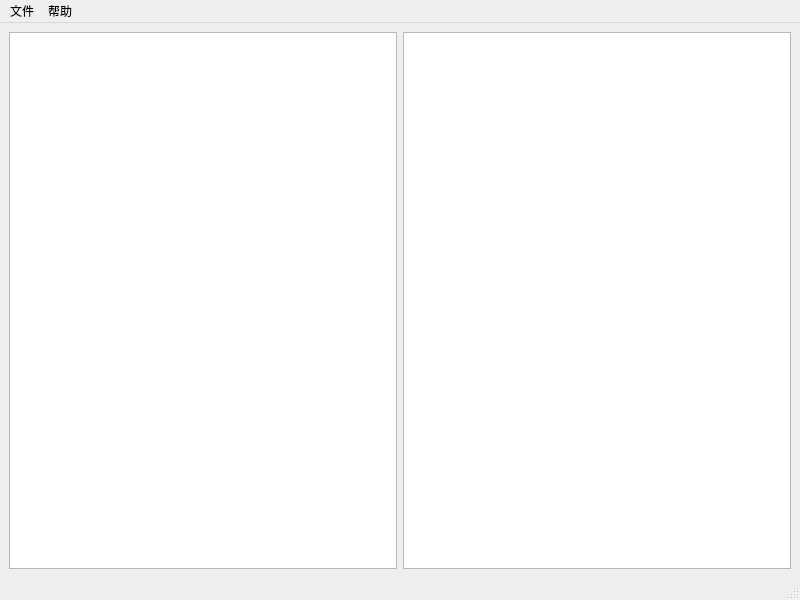
This is mainwindow.ui in Sakurababycat/JMarkDown as Qt 5 draws it before an edit. The edited form follows.
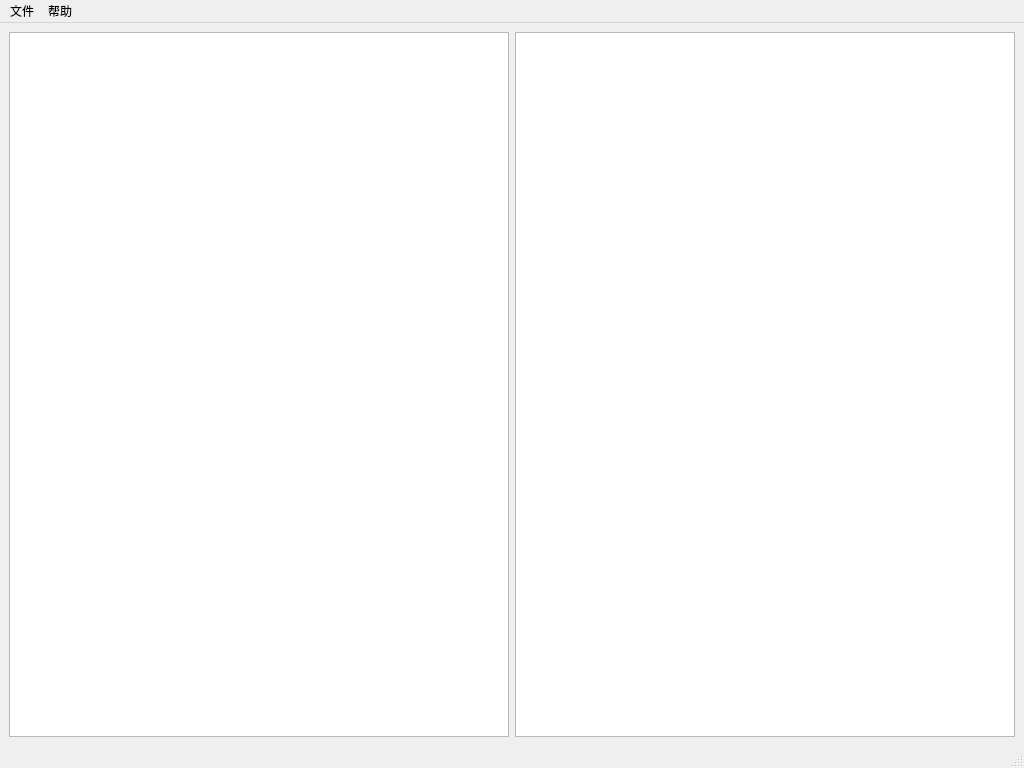
This is the edited form.

```diff
--- a/mainwindow.ui
+++ b/mainwindow.ui
@@ -6,8 +6,8 @@
    <rect>
     <x>0</x>
     <y>0</y>
-    <width>800</width>
-    <height>600</height>
+    <width>1024</width>
+    <height>768</height>
    </rect>
   </property>
   <property name="sizePolicy">
@@ -58,7 +58,7 @@
     <rect>
      <x>0</x>
      <y>0</y>
-     <width>800</width>
+     <width>1024</width>
      <height>19</height>
     </rect>
    </property>
```
Left out of the diff: 3 changed lines with no effect on the pictures.
